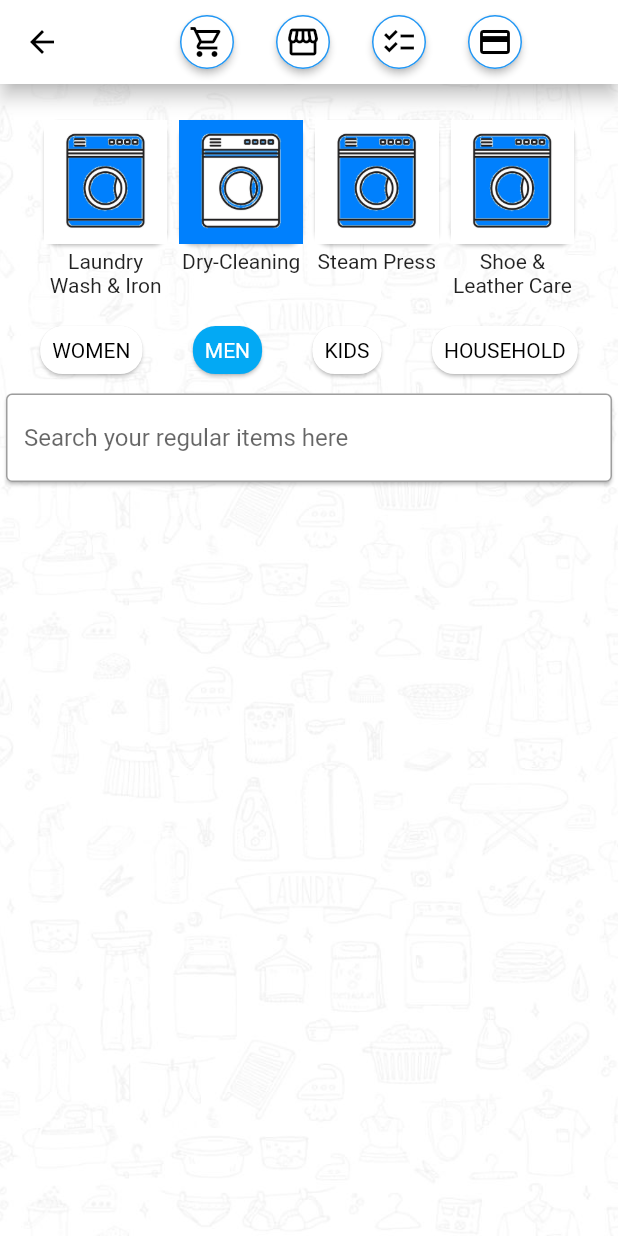
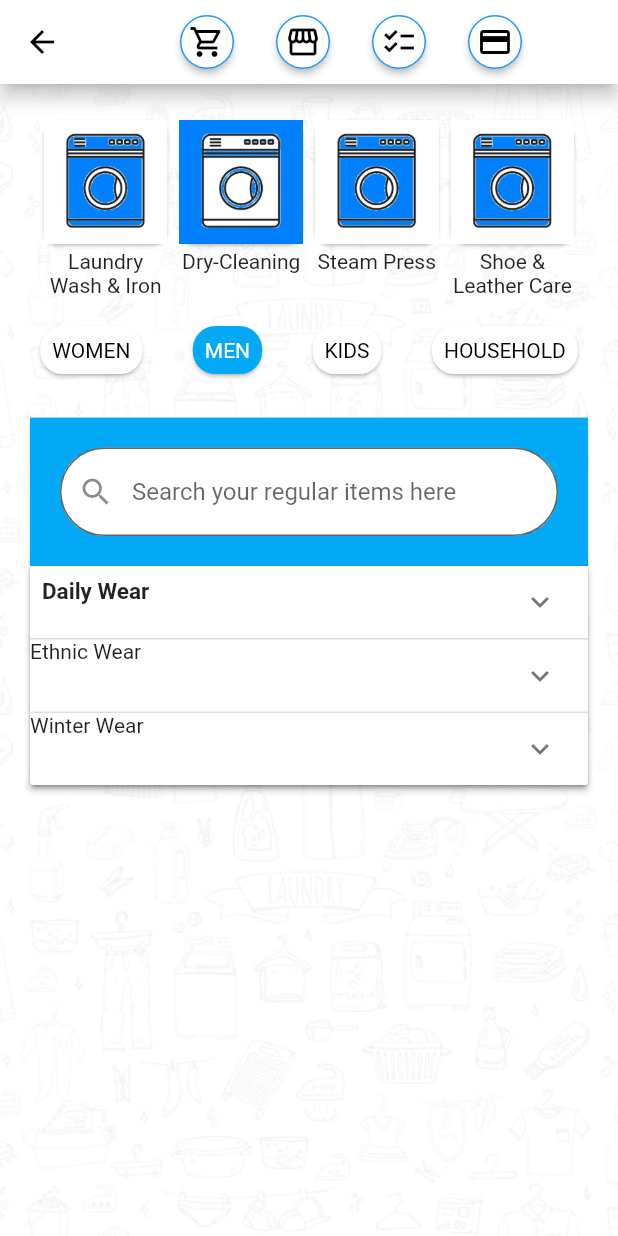
Before and after one commit to oreki27/ui_design, a Flutter app: the screen it shows after launch, after a tap on "Assignment Page", on a phone screen of 412 x 824 dp. Run offline on Flutter 3.47's test engine with Material 2 defaults, Android fonts, the phone set to English and light mode, and no system bars; missing offline and left inert: counter.

Commit message:
Commit #2

```diff
--- a/lib/front_page.dart
+++ b/lib/front_page.dart
@@ -1,13 +1,20 @@
+import 'package:counter/counter.dart';
 import 'package:flutter/material.dart';
 
 import './widgets/appbar_icon.dart';
+import 'widgets/daily_wear.dart';
 import 'widgets/widget1.dart';
 import 'widgets/widget2.dart';
 
-class FrontPage extends StatelessWidget {
+class FrontPage extends StatefulWidget {
   static const routeName = "/front-page";
-  const FrontPage({Key? key}) : super(key: key);
 
+  @override
+  State<FrontPage> createState() => _FrontPageState();
+}
+
+class _FrontPageState extends State<FrontPage> {
+  List<bool> _isOpen = [false,false,false];
   @override
   Widget build(BuildContext context) {
     List<bool> selected1 = [false,true,false,false];
@@ -76,19 +83,59 @@ class FrontPage extends StatelessWidget {
               ),
             ),
             Card(
-              child: Expanded(
+              margin: EdgeInsets.all(20),
               child: Column(
                 children: <Widget>[
                   Container(
+                    color: Colors.lightBlue,
+                    padding: const EdgeInsets.all(20),
                     child: TextField(
-                        decoration: const InputDecoration(
+                      decoration: InputDecoration(
+                        filled: true,
+                        fillColor: Colors.white,
+                        prefixIcon: const Icon(Icons.search),
+                        focusColor: Colors.white,
                         hintText: "Search your regular items here",
-                          border: OutlineInputBorder(),
+                        border: OutlineInputBorder(
+                          borderRadius: BorderRadius.circular(2000),
                         ),
                       ),
-                    )
+                    ),
+                  ),
+                  ExpansionPanelList(
+                    children: <ExpansionPanel>[
+                      ExpansionPanel(
+                          headerBuilder: (context, isOpen) => const Padding(
+                            padding: EdgeInsets.all(8.0),
+                            child: Text(
+                                "Daily Wear",
+                              textAlign: TextAlign.start,
+                              style: TextStyle(
+                                fontSize: 15,
+                                fontWeight: FontWeight.bold,
+                              ),
+                            ),
+                          ),
+                          body: DailyWear(),
+                        isExpanded: _isOpen[0],
+                      ),
+                      ExpansionPanel(
+                        headerBuilder: (context, isOpen) => const Text("Ethnic Wear"),
+                        body: const Text("Ethnic Wear"),
+                        isExpanded: _isOpen[1],
+                      ),
+                      ExpansionPanel(
+                        headerBuilder: (context, isOpen) => const Text("Winter Wear"),
+                        body: const Text("Winter Wear"),
+                        isExpanded: _isOpen[2],
+                      ),
                     ],
+                    expansionCallback: (i,isOpen) =>
+                        setState(() {
+                          _isOpen[i] = isOpen;
+                        }),
                   ),
+                ],
               ),
             ),
           ],
--- a/lib/main.dart
+++ b/lib/main.dart
@@ -32,12 +32,12 @@ class MyHomePage extends StatelessWidget {
   Widget build(BuildContext context) {
     return Scaffold(
       appBar: AppBar(
-        title: Text("Digichum Skillhub Assignment"),
+        title: const Text("Digichum Skillhub Assignment"),
         centerTitle: true,
       ),
       body: Center(
           child: ElevatedButton(
-              child: Text(
+              child: const Text(
                   "Assignment Page",
               ),
               onPressed: () => Navigator.of(context).pushNamed(FrontPage.routeName)
--- /dev/null
+++ b/lib/widgets/daily_wear.dart
@@ -0,0 +1,43 @@
+import 'package:flutter/material.dart';
+import 'package:counter/counter.dart';
+
+class DailyWear extends StatelessWidget {
+  const DailyWear({
+    Key? key,
+  }) : super(key: key);
+
+  @override
+  Widget build(BuildContext context) {
+    return Column(
+      children: <Widget>[
+        ListTile(
+          leading: Icon(Icons.satellite_outlined),
+          title: Text("Shirt"),
+          subtitle: Text("Rs. 0000/piece"),
+          trailing: Counter(
+            min: 0,
+            max: 10,
+          ),
+        ),
+        ListTile(
+          leading: Icon(Icons.satellite_outlined),
+          title: Text("Jeans"),
+          subtitle: Text("Rs. 0000/piece"),
+          trailing: Counter(
+            min: 0,
+            max: 10,
+          ),
+        ),
+        ListTile(
+          leading: Icon(Icons.satellite_outlined),
+          title: Text("Shorts"),
+          subtitle: Text("Rs. 0000/piece"),
+          trailing: Counter(
+            min: 0,
+            max: 10,
+          ),
+        ),
+      ],
+    );
+  }
+}
--- a/pubspec.yaml
+++ b/pubspec.yaml
@@ -29,7 +29,7 @@ environment:
 dependencies:
   flutter:
     sdk: flutter
-
+  counter: ^0.2.2
 
   # The following adds the Cupertino Icons font to your application.
   # Use with the CupertinoIcons class for iOS style icons.
@@ -38,6 +38,7 @@ dependencies:
 dev_dependencies:
   flutter_test:
     sdk: flutter
+
 
   # The "flutter_lints" package below contains a set of recommended lints to
   # encourage good coding practices. The lint set provided by the package is
```
Also changed, not shown: pubspec.lock. Lines whose indentation alone changed are shown as unchanged.
